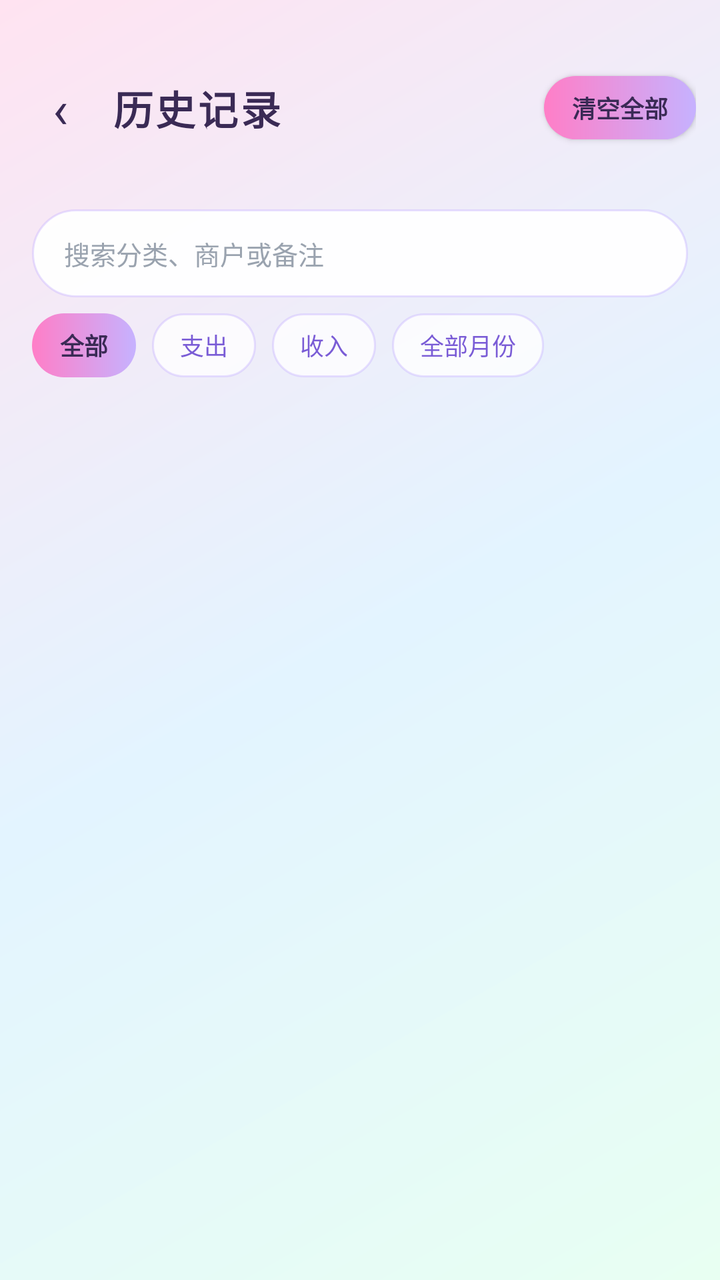
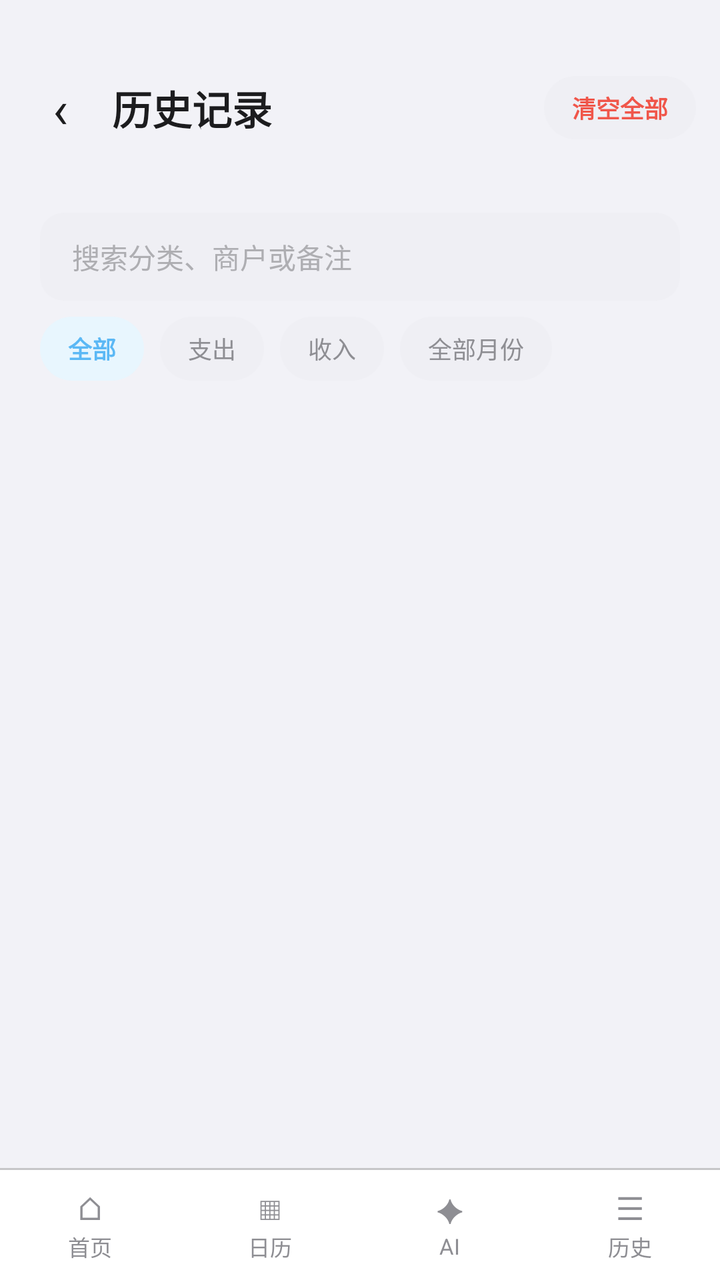

An Android layout rendered at two revisions. The XML below is the earlier revision; the diff shows what the commit changed to produce the second picture.
<!-- AndroidManifest.xml: application theme Theme.StudentBill -->
<!-- res/layout/activity_history.xml -->
<?xml version="1.0" encoding="utf-8"?>
<LinearLayout xmlns:android="http://schemas.android.com/apk/res/android"
    android:id="@+id/historyRoot"
    android:layout_width="match_parent"
    android:layout_height="match_parent"
    android:background="@drawable/bg_y2k_page"
    android:orientation="vertical">

    
    <LinearLayout
        android:layout_width="match_parent"
        android:layout_height="wrap_content"
        android:gravity="center_vertical"
        android:orientation="horizontal"
        android:paddingStart="8dp"
        android:paddingTop="32dp"
        android:paddingEnd="12dp"
        android:paddingBottom="4dp">

        <TextView
            android:id="@+id/btnBack"
            android:layout_width="44dp"
            android:layout_height="44dp"
            android:background="?attr/selectableItemBackgroundBorderless"
            android:clickable="true"
            android:contentDescription="@string/chat_back"
            android:focusable="true"
            android:gravity="center"
            android:text="@string/chat_back"
            android:textColor="@color/candy_ink"
            android:textSize="26sp" />

        <TextView
            android:id="@+id/tvTitle"
            android:layout_width="0dp"
            android:layout_height="wrap_content"
            android:layout_weight="1"
            android:letterSpacing="0.06"
            android:paddingStart="4dp"
            android:text="@string/history_title"
            android:textColor="@color/candy_ink"
            android:textSize="20sp"
            android:textStyle="bold" />

        <TextView
            android:id="@+id/btnClearAll"
            android:layout_width="wrap_content"
            android:layout_height="wrap_content"
            android:background="@drawable/bg_y2k_pill"
            android:clickable="true"
            android:elevation="2dp"
            android:focusable="true"
            android:paddingStart="14dp"
            android:paddingTop="7dp"
            android:paddingEnd="14dp"
            android:paddingBottom="7dp"
            android:text="@string/history_clear_all"
            android:textColor="@color/candy_ink"
            android:textSize="12sp"
            android:textStyle="bold" />
    </LinearLayout>

    <TextView
        android:id="@+id/tvHistorySummary"
        android:layout_width="match_parent"
        android:layout_height="wrap_content"
        android:fontFamily="monospace"
        android:letterSpacing="0.04"
        android:paddingStart="20dp"
        android:paddingTop="2dp"
        android:paddingEnd="20dp"
        android:paddingBottom="8dp"
        android:textColor="@color/text_secondary"
        android:textSize="11sp" />

    
    <LinearLayout
        android:layout_width="match_parent"
        android:layout_height="wrap_content"
        android:orientation="vertical"
        android:paddingStart="16dp"
        android:paddingEnd="16dp"
        android:paddingBottom="8dp">

        <EditText
            android:id="@+id/etSearch"
            android:layout_width="match_parent"
            android:layout_height="44dp"
            android:background="@drawable/bg_y2k_search"
            android:hint="@string/history_search_hint"
            android:imeOptions="actionSearch"
            android:inputType="text"
            android:maxLines="1"
            android:paddingStart="16dp"
            android:paddingEnd="16dp"
            android:singleLine="true"
            android:textColor="@color/candy_ink"
            android:textColorHint="@color/text_hint"
            android:textSize="13sp" />

        <HorizontalScrollView
            android:layout_width="match_parent"
            android:layout_height="wrap_content"
            android:layout_marginTop="8dp"
            android:overScrollMode="never"
            android:scrollbars="none">

            <LinearLayout
                android:layout_width="wrap_content"
                android:layout_height="wrap_content"
                android:orientation="horizontal">

                <TextView
                    android:id="@+id/chipAll"
                    android:layout_width="wrap_content"
                    android:layout_height="32dp"
                    android:background="@drawable/bg_y2k_pill"
                    android:clickable="true"
                    android:focusable="true"
                    android:gravity="center"
                    android:paddingStart="14dp"
                    android:paddingEnd="14dp"
                    android:text="@string/history_filter_all"
                    android:textColor="@color/candy_ink"
                    android:textSize="12sp"
                    android:textStyle="bold" />

                <TextView
                    android:id="@+id/chipExpense"
                    android:layout_width="wrap_content"
                    android:layout_height="32dp"
                    android:layout_marginStart="8dp"
                    android:background="@drawable/bg_y2k_chip"
                    android:clickable="true"
                    android:focusable="true"
                    android:gravity="center"
                    android:paddingStart="14dp"
                    android:paddingEnd="14dp"
                    android:text="@string/history_filter_expense"
                    android:textColor="@color/y2k_violet"
                    android:textSize="12sp" />

                <TextView
                    android:id="@+id/chipIncome"
                    android:layout_width="wrap_content"
                    android:layout_height="32dp"
                    android:layout_marginStart="8dp"
                    android:background="@drawable/bg_y2k_chip"
                    android:clickable="true"
                    android:focusable="true"
                    android:gravity="center"
                    android:paddingStart="14dp"
                    android:paddingEnd="14dp"
                    android:text="@string/history_filter_income"
                    android:textColor="@color/y2k_violet"
                    android:textSize="12sp" />

                <TextView
                    android:id="@+id/tvMonthFilter"
                    android:layout_width="wrap_content"
                    android:layout_height="32dp"
                    android:layout_marginStart="8dp"
                    android:background="@drawable/bg_y2k_chip"
                    android:clickable="true"
                    android:focusable="true"
                    android:gravity="center"
                    android:paddingStart="14dp"
                    android:paddingEnd="14dp"
                    android:text="@string/history_filter_all_months"
                    android:textColor="@color/y2k_violet"
                    android:textSize="12sp" />

            </LinearLayout>

        </HorizontalScrollView>

    </LinearLayout>

    <FrameLayout
        android:layout_width="match_parent"
        android:layout_height="0dp"
        android:layout_weight="1">

        <androidx.recyclerview.widget.RecyclerView
            android:id="@+id/rvHistory"
            android:layout_width="match_parent"
            android:layout_height="match_parent"
            android:clipToPadding="false"
            android:overScrollMode="never"
            android:paddingStart="16dp"
            android:paddingTop="4dp"
            android:paddingEnd="16dp"
            android:paddingBottom="24dp"
            android:scrollbars="none" />

        <LinearLayout
            android:id="@+id/emptyContainer"
            android:layout_width="match_parent"
            android:layout_height="match_parent"
            android:gravity="center"
            android:orientation="vertical"
            android:padding="32dp"
            android:visibility="gone">

            <LinearLayout
                android:layout_width="match_parent"
                android:layout_height="wrap_content"
                android:background="@drawable/bg_y2k_glass"
                android:elevation="2dp"
                android:gravity="center"
                android:orientation="vertical"
                android:padding="28dp">

                <TextView
                    android:id="@+id/tvEmptyTitle"
                    android:layout_width="wrap_content"
                    android:layout_height="wrap_content"
                    android:text="@string/history_empty_title"
                    android:textColor="@color/candy_ink"
                    android:textSize="16sp"
                    android:textStyle="bold" />

                <TextView
                    android:id="@+id/tvEmptyDesc"
                    android:layout_width="wrap_content"
                    android:layout_height="wrap_content"
                    android:layout_marginTop="8dp"
                    android:gravity="center"
                    android:text="@string/history_empty_desc"
                    android:textColor="@color/text_secondary"
                    android:textSize="12sp" />

            </LinearLayout>

        </LinearLayout>

    </FrameLayout>

</LinearLayout>
<!-- resources referenced by this layout -->
<resources>
  <color name="candy_ink">#3A2A55</color>
  <color name="text_hint">#9AA3AF</color>
  <color name="text_secondary">#6B7280</color>
  <color name="y2k_violet">#7A5CD6</color>
  <!-- drawable bg_y2k_chip (drawable) -->
  <?xml version="1.0" encoding="utf-8"?>
  <shape xmlns:android="http://schemas.android.com/apk/res/android"
      android:shape="rectangle">
      <solid android:color="#CCFFFFFF" />
      <corners android:radius="999dp" />
      <stroke
          android:width="1dp"
          android:color="@color/y2k_stroke" />
  </shape>
  <!-- drawable bg_y2k_glass (drawable) -->
  <?xml version="1.0" encoding="utf-8"?>
  <shape xmlns:android="http://schemas.android.com/apk/res/android"
      android:shape="rectangle">
      <solid android:color="@color/y2k_glass" />
      <corners android:radius="18dp" />
      <stroke
          android:width="1dp"
          android:color="@color/y2k_stroke" />
  </shape>
  <!-- drawable bg_y2k_page (drawable) -->
  <?xml version="1.0" encoding="utf-8"?>
  <shape xmlns:android="http://schemas.android.com/apk/res/android"
      android:shape="rectangle">
      <gradient
          android:angle="315"
          android:centerColor="@color/y2k_sky_mid"
          android:endColor="@color/y2k_mint_end"
          android:startColor="@color/y2k_pink_start"
          android:type="linear" />
  </shape>
  <!-- drawable bg_y2k_pill (drawable) -->
  <?xml version="1.0" encoding="utf-8"?>
  <shape xmlns:android="http://schemas.android.com/apk/res/android"
      android:shape="rectangle">
      <gradient
          android:angle="0"
          android:endColor="@color/candy_lilac"
          android:startColor="@color/candy_pink" />
      <corners android:radius="999dp" />
  </shape>
  <!-- drawable bg_y2k_search (drawable) -->
  <?xml version="1.0" encoding="utf-8"?>
  <shape xmlns:android="http://schemas.android.com/apk/res/android"
      android:shape="rectangle">
      <solid android:color="@color/y2k_glass" />
      <corners android:radius="999dp" />
      <stroke
          android:width="1dp"
          android:color="@color/y2k_stroke" />
  </shape>
  <style name="Theme.StudentBill" parent="Theme.AppCompat.Light.NoActionBar">
          <item name="colorPrimary">@color/color_primary</item>
          <item name="colorPrimaryDark">@color/color_primary_dark</item>
          <item name="colorAccent">@color/color_primary</item>
          <item name="android:windowLightStatusBar">true</item>
          <item name="android:statusBarColor">@color/page_blue</item>
          <item name="android:navigationBarColor">@color/bg_card</item>
          <item name="android:windowBackground">@drawable/bg_page_gradient</item>
          <item name="android:textColorPrimary">@color/text_primary</item>
          <item name="android:textColorSecondary">@color/text_secondary</item>
      </style>
  <color name="y2k_stroke">#66C6B2FF</color>
  <color name="y2k_glass">#F2FFFFFF</color>
  <color name="y2k_sky_mid">#E3F4FF</color>
  <color name="y2k_mint_end">#E8FFF2</color>
  <color name="y2k_pink_start">#FFE3F1</color>
  <color name="candy_lilac">#C6B2FF</color>
  <color name="candy_pink">#FF7EC7</color>
  <color name="color_primary">#2F6FED</color>
  <color name="color_primary_dark">#1E4FBD</color>
  <color name="page_blue">#D3E4FF</color>
  <!-- drawable bg_page_gradient (drawable) -->
  <?xml version="1.0" encoding="utf-8"?>
  <layer-list xmlns:android="http://schemas.android.com/apk/res/android">
  
      
      <item>
          <shape android:shape="rectangle">
              <gradient
                  android:angle="270"
                  android:endColor="@color/bg_card"
                  android:startColor="@color/page_blue" />
          </shape>
      </item>
  
      
      <item
          android:width="200dp"
          android:height="200dp"
          android:gravity="top|end"
          android:right="12dp"
          android:top="90dp">
          <shape android:shape="oval">
              <solid android:color="@color/page_bubble" />
          </shape>
      </item>
  
      <item
          android:width="120dp"
          android:height="120dp"
          android:gravity="bottom|start"
          android:bottom="36dp"
          android:left="8dp">
          <shape android:shape="oval">
              <solid android:color="@color/page_bubble" />
          </shape>
      </item>
  
  </layer-list>
  <color name="text_primary">#1F2430</color>
  <color name="page_bubble">#66FFFFFF</color>
  <!-- unchanged entries left out for length: 11 -->
</resources>

<!-- the commit's change to res/layout/activity_history.xml (unified diff, before → after) -->
@@ -3,7 +3,7 @@
     android:id="@+id/historyRoot"
     android:layout_width="match_parent"
     android:layout_height="match_parent"
-    android:background="@drawable/bg_y2k_page"
+    android:background="@drawable/bg_page_gradient"
     android:orientation="vertical">
 
     
@@ -27,7 +27,7 @@
             android:focusable="true"
             android:gravity="center"
             android:text="@string/chat_back"
-            android:textColor="@color/candy_ink"
+            android:textColor="@color/text_primary"
             android:textSize="26sp" />
 
         <TextView
@@ -35,10 +35,9 @@
             android:layout_width="0dp"
             android:layout_height="wrap_content"
             android:layout_weight="1"
-            android:letterSpacing="0.06"
             android:paddingStart="4dp"
             android:text="@string/history_title"
-            android:textColor="@color/candy_ink"
+            android:textColor="@color/text_primary"
             android:textSize="20sp"
             android:textStyle="bold" />
 
@@ -46,16 +45,15 @@
             android:id="@+id/btnClearAll"
             android:layout_width="wrap_content"
             android:layout_height="wrap_content"
-            android:background="@drawable/bg_y2k_pill"
-            android:clickable="true"
-            android:elevation="2dp"
+            android:background="@drawable/bg_button_ghost"
+            android:clickable="true"
             android:focusable="true"
             android:paddingStart="14dp"
             android:paddingTop="7dp"
             android:paddingEnd="14dp"
             android:paddingBottom="7dp"
             android:text="@string/history_clear_all"
-            android:textColor="@color/candy_ink"
+            android:textColor="@color/color_warning"
             android:textSize="12sp"
             android:textStyle="bold" />
     </LinearLayout>
@@ -64,29 +62,27 @@
         android:id="@+id/tvHistorySummary"
         android:layout_width="match_parent"
         android:layout_height="wrap_content"
-        android:fontFamily="monospace"
-        android:letterSpacing="0.04"
-        android:paddingStart="20dp"
+        android:paddingStart="@dimen/page_padding"
         android:paddingTop="2dp"
-        android:paddingEnd="20dp"
+        android:paddingEnd="@dimen/page_padding"
         android:paddingBottom="8dp"
         android:textColor="@color/text_secondary"
-        android:textSize="11sp" />
+        android:textSize="@dimen/text_caption" />
 
     
     <LinearLayout
         android:layout_width="match_parent"
         android:layout_height="wrap_content"
         android:orientation="vertical"
-        android:paddingStart="16dp"
-        android:paddingEnd="16dp"
+        android:paddingStart="@dimen/page_padding"
+        android:paddingEnd="@dimen/page_padding"
         android:paddingBottom="8dp">
 
         <EditText
             android:id="@+id/etSearch"
             android:layout_width="match_parent"
             android:layout_height="44dp"
-            android:background="@drawable/bg_y2k_search"
+            android:background="@drawable/bg_input"
             android:hint="@string/history_search_hint"
             android:imeOptions="actionSearch"
             android:inputType="text"
@@ -94,9 +90,9 @@
             android:paddingStart="16dp"
             android:paddingEnd="16dp"
             android:singleLine="true"
-            android:textColor="@color/candy_ink"
+            android:textColor="@color/text_primary"
             android:textColorHint="@color/text_hint"
-            android:textSize="13sp" />
+            android:textSize="@dimen/text_body" />
 
         <HorizontalScrollView
             android:layout_width="match_parent"
@@ -114,14 +110,14 @@
                     android:id="@+id/chipAll"
                     android:layout_width="wrap_content"
                     android:layout_height="32dp"
-                    android:background="@drawable/bg_y2k_pill"
+                    android:background="@drawable/bg_chip_selected"
                     android:clickable="true"
                     android:focusable="true"
                     android:gravity="center"
                     android:paddingStart="14dp"
                     android:paddingEnd="14dp"
                     android:text="@string/history_filter_all"
-                    android:textColor="@color/candy_ink"
+                    android:textColor="@color/color_primary"
                     android:textSize="12sp"
                     android:textStyle="bold" />
 
@@ -130,14 +126,14 @@
                     android:layout_width="wrap_content"
                     android:layout_height="32dp"
                     android:layout_marginStart="8dp"
-                    android:background="@drawable/bg_y2k_chip"
+                    android:background="@drawable/bg_quick_chip"
                     android:clickable="true"
                     android:focusable="true"
                     android:gravity="center"
                     android:paddingStart="14dp"
                     android:paddingEnd="14dp"
                     android:text="@string/history_filter_expense"
-                    android:textColor="@color/y2k_violet"
+                    android:textColor="@color/text_secondary"
                     android:textSize="12sp" />
 
                 <TextView
@@ -145,14 +141,14 @@
                     android:layout_width="wrap_content"
                     android:layout_height="32dp"
                     android:layout_marginStart="8dp"
-                    android:background="@drawable/bg_y2k_chip"
+                    android:background="@drawable/bg_quick_chip"
                     android:clickable="true"
                     android:focusable="true"
                     android:gravity="center"
                     android:paddingStart="14dp"
                     android:paddingEnd="14dp"
                     android:text="@string/history_filter_income"
-                    android:textColor="@color/y2k_violet"
+                    android:textColor="@color/text_secondary"
                     android:textSize="12sp" />
 
                 <TextView
@@ -160,14 +156,14 @@
                     android:layout_width="wrap_content"
                     android:layout_height="32dp"
                     android:layout_marginStart="8dp"
-                    android:background="@drawable/bg_y2k_chip"
+                    android:background="@drawable/bg_quick_chip"
                     android:clickable="true"
                     android:focusable="true"
                     android:gravity="center"
                     android:paddingStart="14dp"
                     android:paddingEnd="14dp"
                     android:text="@string/history_filter_all_months"
-                    android:textColor="@color/y2k_violet"
+                    android:textColor="@color/text_secondary"
                     android:textSize="12sp" />
 
             </LinearLayout>
@@ -187,9 +183,9 @@
             android:layout_height="match_parent"
             android:clipToPadding="false"
             android:overScrollMode="never"
-            android:paddingStart="16dp"
+            android:paddingStart="@dimen/page_padding"
             android:paddingTop="4dp"
-            android:paddingEnd="16dp"
+            android:paddingEnd="@dimen/page_padding"
             android:paddingBottom="24dp"
             android:scrollbars="none" />
 
@@ -205,8 +201,7 @@
             <LinearLayout
                 android:layout_width="match_parent"
                 android:layout_height="wrap_content"
-                android:background="@drawable/bg_y2k_glass"
-                android:elevation="2dp"
+                android:background="@drawable/bg_card"
                 android:gravity="center"
                 android:orientation="vertical"
                 android:padding="28dp">
@@ -216,7 +211,7 @@
                     android:layout_width="wrap_content"
                     android:layout_height="wrap_content"
                     android:text="@string/history_empty_title"
-                    android:textColor="@color/candy_ink"
+                    android:textColor="@color/text_primary"
                     android:textSize="16sp"
                     android:textStyle="bold" />
 
@@ -236,4 +231,143 @@
 
     </FrameLayout>
 
+    <include layout="@layout/include_bottom_tabs" />
+
 </LinearLayout>
+<!-- res/layout/include_bottom_tabs.xml (included above) -->
+<?xml version="1.0" encoding="utf-8"?>
+<LinearLayout xmlns:android="http://schemas.android.com/apk/res/android"
+    android:id="@+id/bottomTabs"
+    android:layout_width="match_parent"
+    android:layout_height="wrap_content"
+    android:background="@drawable/bg_tab_bar"
+    android:orientation="vertical">
+
+    <LinearLayout
+        android:layout_width="match_parent"
+        android:layout_height="@dimen/tab_bar_height"
+        android:baselineAligned="false"
+        android:gravity="center_vertical"
+        android:orientation="horizontal">
+
+        <LinearLayout
+            android:id="@+id/tabHome"
+            android:layout_width="0dp"
+            android:layout_height="match_parent"
+            android:layout_marginStart="4dp"
+            android:layout_marginTop="6dp"
+            android:layout_marginEnd="4dp"
+            android:layout_marginBottom="6dp"
+            android:layout_weight="1"
+            android:clickable="true"
+            android:contentDescription="@string/tab_home"
+            android:focusable="true"
+            android:gravity="center"
+            android:orientation="vertical">
+
+            <TextView
+                android:layout_width="wrap_content"
+                android:layout_height="wrap_content"
+                android:text="⌂"
+                android:textColor="@color/text_secondary"
+                android:textSize="16sp" />
+
+            <TextView
+                android:layout_width="wrap_content"
+                android:layout_height="wrap_content"
+                android:text="@string/tab_home"
+                android:textColor="@color/text_secondary"
+                android:textSize="11sp" />
+        </LinearLayout>
+
+        <LinearLayout
+            android:id="@+id/tabCalendar"
+            android:layout_width="0dp"
+            android:layout_height="match_parent"
+            android:layout_marginStart="4dp"
+            android:layout_marginTop="6dp"
+            android:layout_marginEnd="4dp"
+            android:layout_marginBottom="6dp"
+            android:layout_weight="1"
+            android:clickable="true"
+            android:contentDescription="@string/tab_calendar"
+            android:focusable="true"
+            android:gravity="center"
+            android:orientation="vertical">
+
+            <TextView
+                android:layout_width="wrap_content"
+                android:layout_height="wrap_content"
+                android:text="▦"
+                android:textColor="@color/text_secondary"
+                android:textSize="16sp" />
+
+            <TextView
+                android:layout_width="wrap_content"
+                android:layout_height="wrap_content"
+                android:text="@string/tab_calendar"
+                android:textColor="@color/text_secondary"
+                android:textSize="11sp" />
+        </LinearLayout>
+
+        <LinearLayout
+            android:id="@+id/tabAi"
+            android:layout_width="0dp"
+            android:layout_height="match_parent"
+            android:layout_marginStart="4dp"
+            android:layout_marginTop="6dp"
+            android:layout_marginEnd="4dp"
+            android:layout_marginBottom="6dp"
+            android:layout_weight="1"
+            android:clickable="true"
+            android:contentDescription="@string/tab_ai"
+            android:focusable="true"
+            android:gravity="center"
+            android:orientation="vertical">
+
+            <TextView
+                android:layout_width="wrap_content"
+                android:layout_height="wrap_content"
+                android:text="✦"
+                android:textColor="@color/text_secondary"
+                android:textSize="16sp" />
+
+            <TextView
+                android:layout_width="wrap_content"
+                android:layout_height="wrap_content"
+                android:text="@string/tab_ai"
+                android:textColor="@color/text_secondary"
+                android:textSize="11sp" />
+        </LinearLayout>
+
+        <LinearLayout
+            android:id="@+id/tabHistory"
+            android:layout_width="0dp"
+            android:layout_height="match_parent"
+            android:layout_marginStart="4dp"
+            android:layout_marginTop="6dp"
+            android:layout_marginEnd="4dp"
+            android:layout_marginBottom="6dp"
+            android:layout_weight="1"
+            android:clickable="true"
+            android:contentDescription="@string/tab_history"
+            android:focusable="true"
+            android:gravity="center"
+            android:orientation="vertical">
+
+            <TextView
+                android:layout_width="wrap_content"
+                android:layout_height="wrap_content"
+                android:text="☰"
+                android:textColor="@color/text_secondary"
+                android:textSize="16sp" />
+
+            <TextView
+                android:layout_width="wrap_content"
+                android:layout_height="wrap_content"
+                android:text="@string/tab_history"
+                android:textColor="@color/text_secondary"
+                android:textSize="11sp" />
+        </LinearLayout>
+    </LinearLayout>
+</LinearLayout>
<!-- resource entries referenced after the edit -->
@@ -1,121 +1,93 @@
 <!-- resources referenced by this layout -->
 <resources>
-  <color name="candy_ink">#3A2A55</color>
-  <color name="text_hint">#9AA3AF</color>
-  <color name="text_secondary">#6B7280</color>
-  <color name="y2k_violet">#7A5CD6</color>
-  <!-- drawable bg_y2k_chip (drawable) -->
+  <color name="text_hint">#AEAEB2</color>
+  <color name="text_secondary">#8E8E93</color>
+  <dimen name="page_padding">20dp</dimen>
+  <dimen name="tab_bar_height">56dp</dimen>
+  <dimen name="text_body">14sp</dimen>
+  <dimen name="text_caption">12sp</dimen>
+  <!-- drawable bg_button_ghost (drawable) -->
   <?xml version="1.0" encoding="utf-8"?>
   <shape xmlns:android="http://schemas.android.com/apk/res/android"
       android:shape="rectangle">
-      <solid android:color="#CCFFFFFF" />
-      <corners android:radius="999dp" />
-      <stroke
-          android:width="1dp"
-          android:color="@color/y2k_stroke" />
+      <solid android:color="@color/bg_input_fill" />
+      <corners android:radius="@dimen/radius_pill" />
   </shape>
-  <!-- drawable bg_y2k_glass (drawable) -->
+  <!-- drawable bg_card (drawable) -->
   <?xml version="1.0" encoding="utf-8"?>
   <shape xmlns:android="http://schemas.android.com/apk/res/android"
       android:shape="rectangle">
-      <solid android:color="@color/y2k_glass" />
-      <corners android:radius="18dp" />
-      <stroke
-          android:width="1dp"
-          android:color="@color/y2k_stroke" />
+      <solid android:color="@color/bg_card" />
+      <corners android:radius="@dimen/card_radius" />
   </shape>
-  <!-- drawable bg_y2k_page (drawable) -->
+  <!-- drawable bg_chip_selected (drawable) -->
   <?xml version="1.0" encoding="utf-8"?>
   <shape xmlns:android="http://schemas.android.com/apk/res/android"
       android:shape="rectangle">
-      <gradient
-          android:angle="315"
-          android:centerColor="@color/y2k_sky_mid"
-          android:endColor="@color/y2k_mint_end"
-          android:startColor="@color/y2k_pink_start"
-          android:type="linear" />
+      <solid android:color="@color/color_primary_light" />
+      <corners android:radius="@dimen/radius_pill" />
   </shape>
-  <!-- drawable bg_y2k_pill (drawable) -->
+  <!-- drawable bg_input (drawable) -->
   <?xml version="1.0" encoding="utf-8"?>
   <shape xmlns:android="http://schemas.android.com/apk/res/android"
       android:shape="rectangle">
-      <gradient
-          android:angle="0"
-          android:endColor="@color/candy_lilac"
-          android:startColor="@color/candy_pink" />
-      <corners android:radius="999dp" />
-  </shape>
-  <!-- drawable bg_y2k_search (drawable) -->
-  <?xml version="1.0" encoding="utf-8"?>
-  <shape xmlns:android="http://schemas.android.com/apk/res/android"
-      android:shape="rectangle">
-      <solid android:color="@color/y2k_glass" />
-      <corners android:radius="999dp" />
-      <stroke
-          android:width="1dp"
-          android:color="@color/y2k_stroke" />
+      <solid android:color="@color/bg_input_fill" />
+      <corners android:radius="@dimen/radius_input" />
   </shape>
   <style name="Theme.StudentBill" parent="Theme.AppCompat.Light.NoActionBar">
           <item name="colorPrimary">@color/color_primary</item>
           <item name="colorPrimaryDark">@color/color_primary_dark</item>
           <item name="colorAccent">@color/color_primary</item>
           <item name="android:windowLightStatusBar">true</item>
-          <item name="android:statusBarColor">@color/page_blue</item>
+          <item name="android:statusBarColor">@color/page_bg_start</item>
           <item name="android:navigationBarColor">@color/bg_card</item>
           <item name="android:windowBackground">@drawable/bg_page_gradient</item>
           <item name="android:textColorPrimary">@color/text_primary</item>
           <item name="android:textColorSecondary">@color/text_secondary</item>
       </style>
-  <color name="y2k_stroke">#66C6B2FF</color>
-  <color name="y2k_glass">#F2FFFFFF</color>
-  <color name="y2k_sky_mid">#E3F4FF</color>
-  <color name="y2k_mint_end">#E8FFF2</color>
-  <color name="y2k_pink_start">#FFE3F1</color>
-  <color name="candy_lilac">#C6B2FF</color>
-  <color name="candy_pink">#FF7EC7</color>
-  <color name="color_primary">#2F6FED</color>
-  <color name="color_primary_dark">#1E4FBD</color>
-  <color name="page_blue">#D3E4FF</color>
+  <color name="bg_input_fill">#EFEFF4</color>
+  <dimen name="radius_pill">999dp</dimen>
+  <dimen name="card_radius">16dp</dimen>
+  <color name="color_primary_light">#E8F6FE</color>
+  <dimen name="radius_input">12dp</dimen>
+  <color name="bg_page">#F2F2F7</color>
+  <color name="separator">#C6C6C8</color>
+  <color name="color_primary">#5BB8F5</color>
+  <color name="color_warning">#F0564A</color>
+  <color name="color_primary_dark">#3A9FE0</color>
+  <color name="page_bg_start">#F2F2F7</color>
   <!-- drawable bg_page_gradient (drawable) -->
   <?xml version="1.0" encoding="utf-8"?>
+  <shape xmlns:android="http://schemas.android.com/apk/res/android"
+      android:shape="rectangle">
+      <solid android:color="@color/bg_page" />
+  </shape>
+  <!-- drawable bg_quick_chip (drawable) -->
+  <?xml version="1.0" encoding="utf-8"?>
+  <shape xmlns:android="http://schemas.android.com/apk/res/android"
+      android:shape="rectangle">
+      <solid android:color="@color/bg_input_fill" />
+      <corners android:radius="@dimen/radius_pill" />
+  </shape>
+  <!-- drawable bg_tab_bar (drawable) -->
+  <?xml version="1.0" encoding="utf-8"?>
   <layer-list xmlns:android="http://schemas.android.com/apk/res/android">
-  
-      
       <item>
           <shape android:shape="rectangle">
-              <gradient
-                  android:angle="270"
-                  android:endColor="@color/bg_card"
-                  android:startColor="@color/page_blue" />
+              <solid android:color="#FFFFFF" />
           </shape>
       </item>
-  
-      
-      <item
-          android:width="200dp"
-          android:height="200dp"
-          android:gravity="top|end"
-          android:right="12dp"
-          android:top="90dp">
-          <shape android:shape="oval">
-              <solid android:color="@color/page_bubble" />
+      <item android:gravity="top" android:height="1dp">
+          <shape android:shape="rectangle">
+              <solid android:color="@color/separator" />
           </shape>
       </item>
-  
-      <item
-          android:width="120dp"
-          android:height="120dp"
-          android:gravity="bottom|start"
-          android:bottom="36dp"
-          android:left="8dp">
-          <shape android:shape="oval">
-              <solid android:color="@color/page_bubble" />
-          </shape>
-      </item>
-  
   </layer-list>
-  <color name="text_primary">#1F2430</color>
-  <color name="page_bubble">#66FFFFFF</color>
+  <string name="tab_ai">AI</string>
+  <string name="tab_calendar">日历</string>
+  <string name="tab_history">历史</string>
+  <string name="tab_home">首页</string>
+  <color name="text_primary">#1C1C1E</color>
   <!-- unchanged entries left out for length: 11 -->
 </resources>
 
